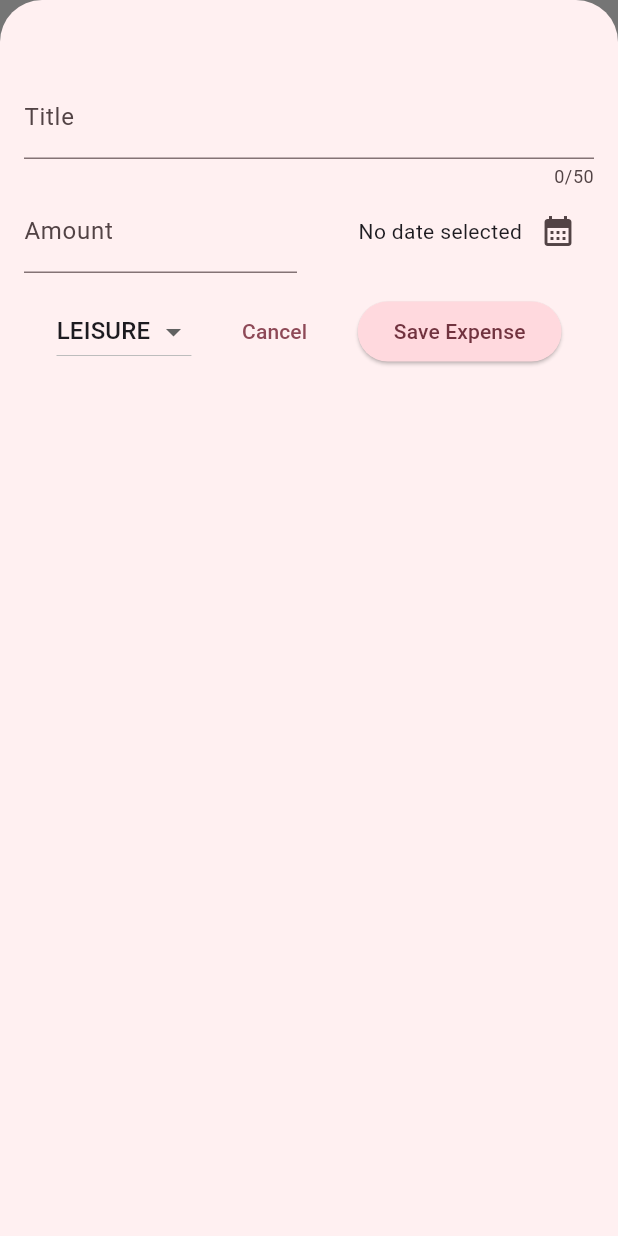
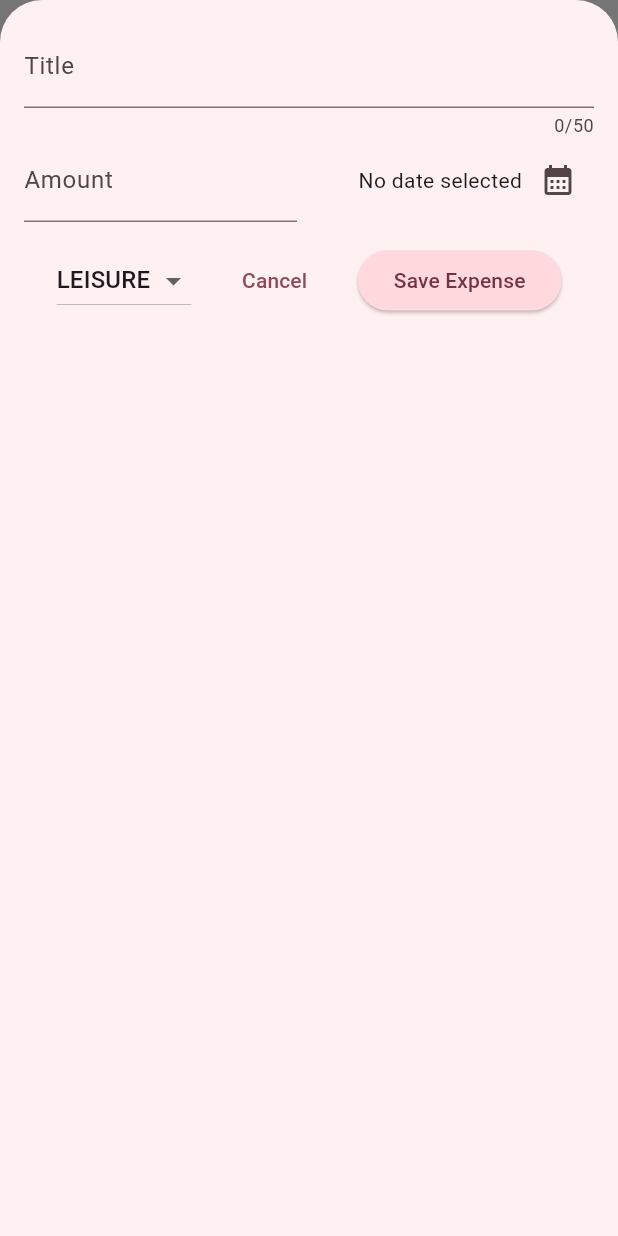
Before and after one commit to Anser47/Expense_Tracker, a Flutter app: the screen it shows after launch, after a tap on the "add" icon, on a phone screen of 412 x 824 dp. Run offline on Flutter 3.47's test engine with Material 3 defaults, Android fonts, the phone set to English and light mode, and no system bars.

Commit message:
making responsive

```diff
--- a/lib/main.dart
+++ b/lib/main.dart
@@ -4,7 +4,7 @@ import 'package:flutter/services.dart';
 
 var kThemeColor = ColorScheme.fromSeed(seedColor: Colors.pink);
 var kdarkColor = ColorScheme.fromSeed(
-    seedColor: Colors.pink.shade900, brightness: Brightness.dark);
+    seedColor: Colors.pink.shade600, brightness: Brightness.dark);
 void main() {
   // WidgetsFlutterBinding.ensureInitialized();
   // SystemChrome.setPreferredOrientations([DeviceOrientation.portraitUp])
--- a/lib/widget/expense.dart
+++ b/lib/widget/expense.dart
@@ -27,6 +27,7 @@ class _ExpensesState extends State<Expenses> {
   ];
   void _openAddExpenseOverlay() {
     showModalBottomSheet(
+      useSafeArea: true,
       isScrollControlled: true,
       context: context,
       builder: (ctx) {
--- a/lib/widget/new_expense.dart
+++ b/lib/widget/new_expense.dart
@@ -73,10 +73,44 @@ class _NewExpenseState extends State<NewExpense> {
 
   @override
   Widget build(BuildContext context) {
-    return Padding(
-      padding: const EdgeInsets.fromLTRB(16, 50, 16, 16),
+    final keybordSpace = MediaQuery.of(context).viewInsets.bottom;
+    return LayoutBuilder(builder: (ctx, constraints) {
+      final width = constraints.maxWidth;
+      return SizedBox(
+        height: double.infinity,
+        child: SingleChildScrollView(
+          child: Padding(
+            padding: EdgeInsets.fromLTRB(16, 16, 16, keybordSpace + 16),
             child: Column(
               children: [
+                if (width >= 600)
+                  Row(
+                    crossAxisAlignment: CrossAxisAlignment.start,
+                    children: [
+                      Expanded(
+                        child: TextField(
+                          controller: _texEditingController,
+                          maxLength: 50,
+                          decoration:
+                              const InputDecoration(label: Text('Title')),
+                        ),
+                      ),
+                      const SizedBox(
+                        width: 20,
+                      ),
+                      Expanded(
+                        child: TextField(
+                          controller: _amountEditingController,
+                          decoration: const InputDecoration(
+                            prefix: Text('\$ '),
+                            label: Text('Amount'),
+                          ),
+                          keyboardType: TextInputType.number,
+                        ),
+                      ),
+                    ],
+                  )
+                else
                   TextField(
                     controller: _texEditingController,
                     maxLength: 50,
@@ -155,6 +189,9 @@ class _NewExpenseState extends State<NewExpense> {
                 )
               ],
             ),
+          ),
+        ),
       );
+    });
   }
 }
```
Lines whose indentation alone changed are shown as unchanged.
